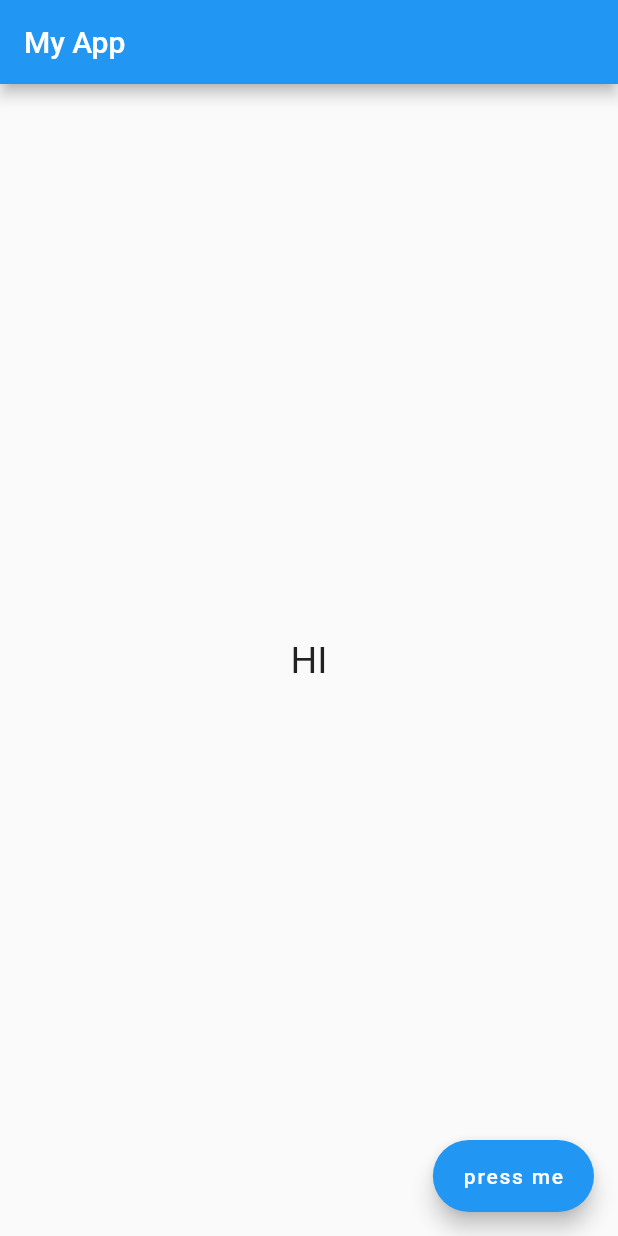
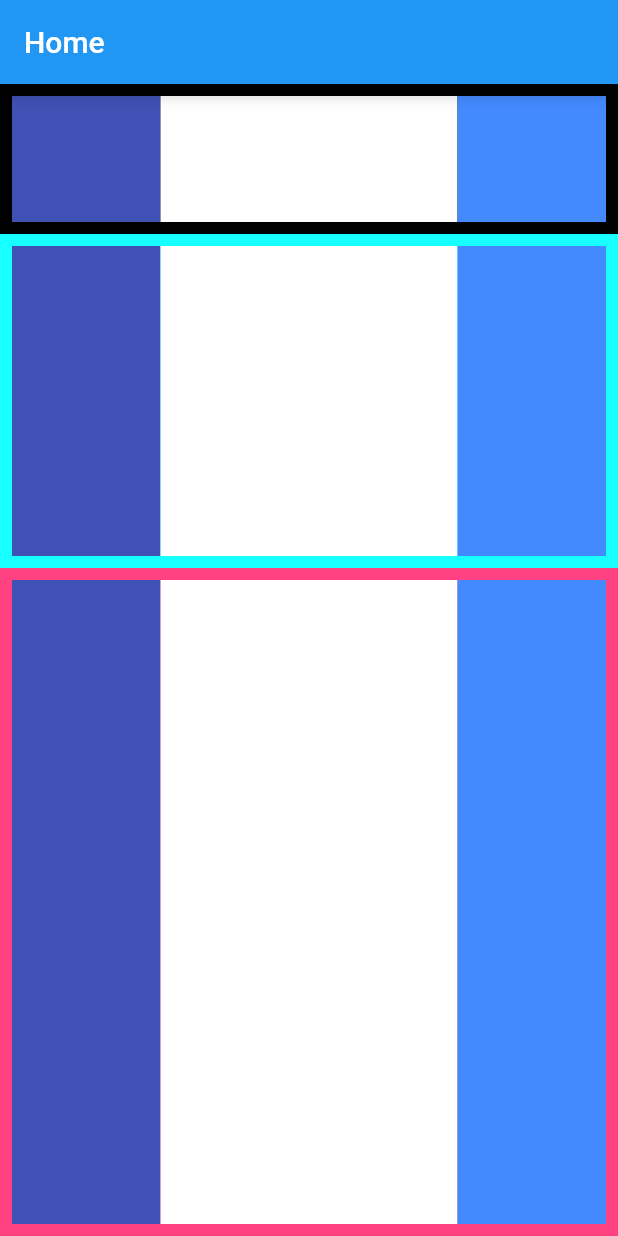
Before and after one commit to MHFerdous/Flutter_RestAPI_FireBase, a Flutter app: the screen it shows after launch, on a phone screen of 412 x 824 dp. Run offline on Flutter 3.47's test engine with Material 2 defaults, Android fonts, the phone set to English and light mode, and no system bars.

Commit message:
Flexible added

```diff
--- /dev/null
+++ b/lib/home.dart
@@ -0,0 +1,131 @@
+import 'package:flutter/material.dart';
+
+class HomeScreen extends StatefulWidget {
+  const HomeScreen({Key? key}) : super(key: key);
+
+  @override
+  State<HomeScreen> createState() => _HomeScreenState();
+}
+
+class _HomeScreenState extends State<HomeScreen> {
+  @override
+  Widget build(BuildContext context) {
+    return Scaffold(
+      appBar: AppBar(
+        title: const Text('Home'),
+      ),
+      body: Column(
+        children: [
+          Container(
+            color: Colors.black,
+            height: 100,
+            child: Padding(
+              padding: const EdgeInsets.all(8.0),
+              child: Row(
+                children: [
+                  Expanded(
+                    child: Container(
+                      color: Colors.indigo,
+                    ),
+                  ),
+                  Expanded(
+                    flex: 2,
+                    child: Container(
+                      color: Colors.white,
+                    ),
+                  ),
+                  Expanded(
+                      child: Container(
+                    color: Colors.blueAccent,
+                  ))
+                ],
+              ),
+            ),
+          ),
+          /*Container(
+            width: 100,
+            height: 100,
+            color: Colors.red,
+          ),
+          Flexible(
+            //fit: FlexFit.tight,
+            child: Container(
+              width: 100,
+              //height: 100,
+              color: Colors.black,
+            ),
+          ),
+          Expanded(
+            flex: 2,
+            child: Container(
+              width: 100,
+              //height: 100,
+              color: Colors.blue,
+            ),
+          ),*/
+
+          Flexible(
+            fit: FlexFit.tight,
+            child: Container(
+              color: Colors.cyanAccent,
+              height: 100,
+              child: Padding(
+                padding: const EdgeInsets.all(8.0),
+                child: Row(
+                  children: [
+                    Expanded(
+                      child: Container(
+                        color: Colors.indigo,
+                      ),
+                    ),
+                    Expanded(
+                      flex: 2,
+                      child: Container(
+                        color: Colors.white,
+                      ),
+                    ),
+                    Expanded(
+                      child: Container(
+                        color: Colors.blueAccent,
+                      ),
+                    )
+                  ],
+                ),
+              ),
+            ),
+          ),
+          Expanded(
+            flex: 2,
+            child: Container(
+              color: Colors.pinkAccent,
+              height: 100,
+              child: Padding(
+                padding: const EdgeInsets.all(8.0),
+                child: Row(
+                  children: [
+                    Expanded(
+                      child: Container(
+                        color: Colors.indigo,
+                      ),
+                    ),
+                    Expanded(
+                      flex: 2,
+                      child: Container(
+                        color: Colors.white,
+                      ),
+                    ),
+                    Expanded(
+                      child: Container(
+                        color: Colors.blueAccent,
+                      ),
+                    ),
+                  ],
+                ),
+              ),
+            ),
+          ),
+        ],
+      ),
+    );
+  }
+}
--- a/lib/main.dart
+++ b/lib/main.dart
@@ -1,79 +1,17 @@
 import 'package:flutter/material.dart';
+import 'home.dart';
 
-void main() {
-  runApp(
-    MyApp(
-      appName: 'Hello App',
-    ),
-  );
+main() {
+  runApp(const MyApp());
 }
 
 class MyApp extends StatelessWidget {
-  final String appName;
-  const MyApp({required this.appName});
+  const MyApp({Key? key}) : super(key: key);
+
   @override
   Widget build(BuildContext context) {
-    return MaterialApp(
-      title: appName,
-      home: GoodScreen(),
+    return const MaterialApp(
+      home: HomeScreen(),
     );
   }
 }
-
-class GoodScreen extends StatefulWidget {
-  const GoodScreen({Key? key}) : super(key: key);
-
-  @override
-  State<GoodScreen> createState() => _GoodScreenState();
-}
-
-class _GoodScreenState extends State<GoodScreen> {
-  String welcomeMessage = 'HI';
-
-  @override
-  void initState() {
-    super.initState();
-  }
-
-  void didChangeDependencies() {
-    super.didChangeDependencies();
-  }
-
-  @override
-  void didUpdateWidget(covariant GoodScreen oldWidget) {
-    super.didUpdateWidget(oldWidget);
-  }
-
-  @override
-  Widget build(BuildContext context) {
-    return Scaffold(
-      appBar: AppBar(
-        title: Text('My App'),
-      ),
-      body: Center(
-        child: Text(
-          welcomeMessage,
-          style: TextStyle(fontSize: 25),
-        ),
-      ),
-      floatingActionButton: FloatingActionButton.extended(
-        onPressed: () {
-          welcomeMessage = welcomeMessage == 'HI' ? 'HELLO' : 'HI';
-          print(welcomeMessage);
-          setState(() {});
-        },
-        label: Text('press me'),
-      ),
-    );
-  }
-
-  @override
-  void deactivate() {
-    super.deactivate();
-  }
-
-  @override
-  void dispose() {
-    super.dispose();
-  }
-}
```
